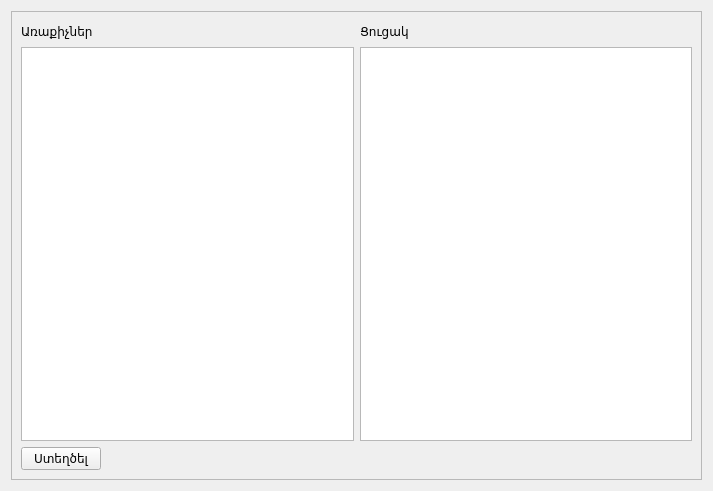
ADCompany/AD-Farm, file src/gorcarqner.ui: the form before one commit.
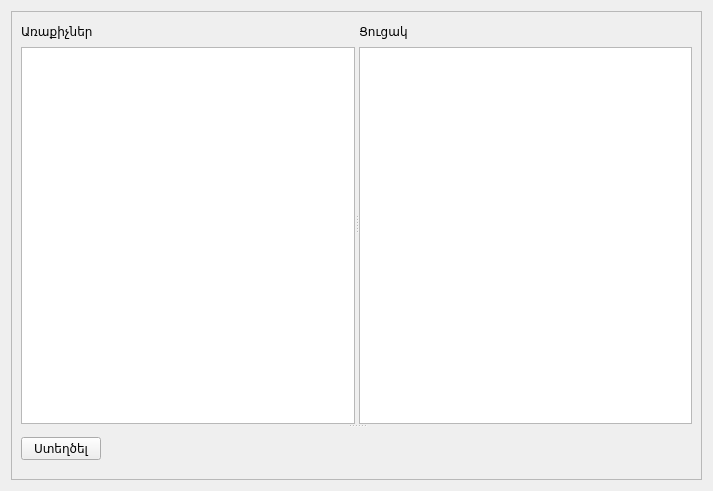
The form after the commit.

What changed in the file:
```diff
--- a/src/gorcarqner.ui
+++ b/src/gorcarqner.ui
@@ -30,10 +30,15 @@
       </property>
       <layout class="QGridLayout" name="gridLayout">
        <item row="0" column="0">
-        <layout class="QVBoxLayout" name="verticalLayout_3">
-         <item>
-          <layout class="QHBoxLayout" name="horizontalLayout_4">
-           <item>
+        <widget class="QSplitter" name="splitter_2">
+         <property name="orientation">
+          <enum>Qt::Vertical</enum>
+         </property>
+         <widget class="QSplitter" name="splitter">
+          <property name="orientation">
+           <enum>Qt::Horizontal</enum>
+          </property>
+          <widget class="QWidget" name="layoutWidget">
             <layout class="QVBoxLayout" name="verticalLayout">
              <item>
               <layout class="QHBoxLayout" name="horizontalLayout">
@@ -60,11 +65,17 @@
               </layout>
              </item>
              <item>
-              <widget class="QListView" name="listView"/>
-             </item>
-            </layout>
-           </item>
-           <item>
+             <widget class="QListView" name="listView">
+              <property name="font">
+               <font>
+                <pointsize>10</pointsize>
+               </font>
+              </property>
+             </widget>
+            </item>
+           </layout>
+          </widget>
+          <widget class="QWidget" name="layoutWidget">
             <layout class="QVBoxLayout" name="verticalLayout_2">
              <item>
               <layout class="QHBoxLayout" name="horizontalLayout_2">
@@ -94,10 +105,9 @@
               <widget class="QTableView" name="tableView"/>
              </item>
             </layout>
-           </item>
-          </layout>
-         </item>
-         <item>
+          </widget>
+         </widget>
+         <widget class="QWidget" name="layoutWidget">
           <layout class="QHBoxLayout" name="horizontalLayout_3">
            <item>
             <widget class="QPushButton" name="btnNewDeal">
@@ -120,8 +130,8 @@
             </spacer>
            </item>
           </layout>
-         </item>
-        </layout>
+         </widget>
+        </widget>
        </item>
       </layout>
      </widget>
```
Lines whose indentation alone changed are shown as unchanged.
